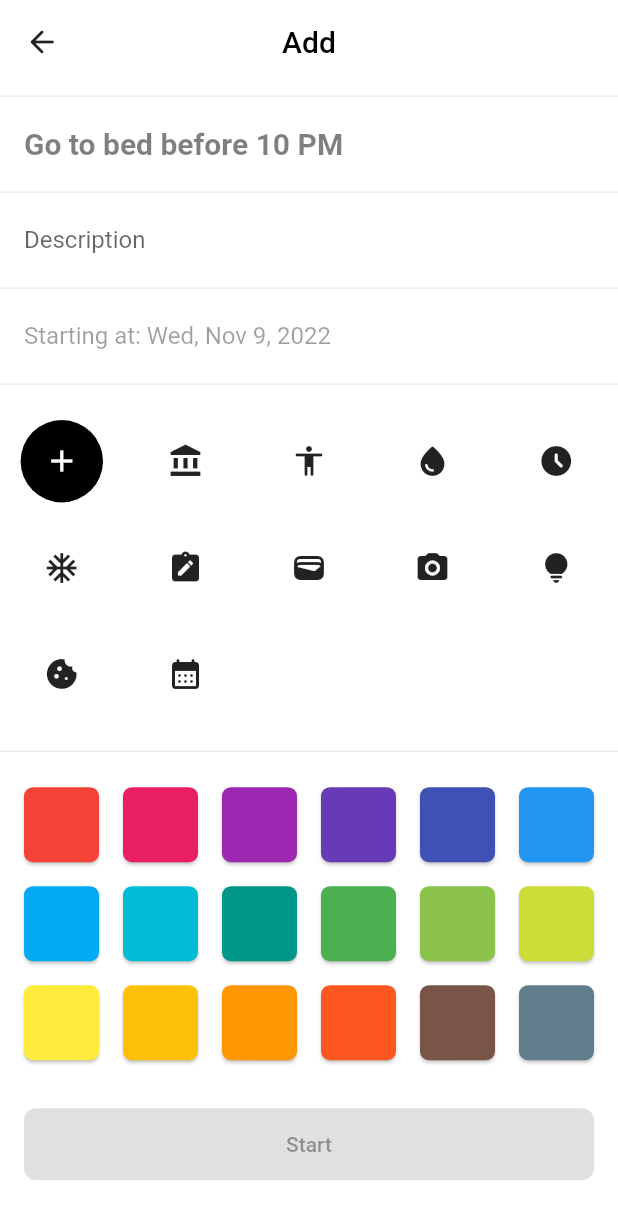
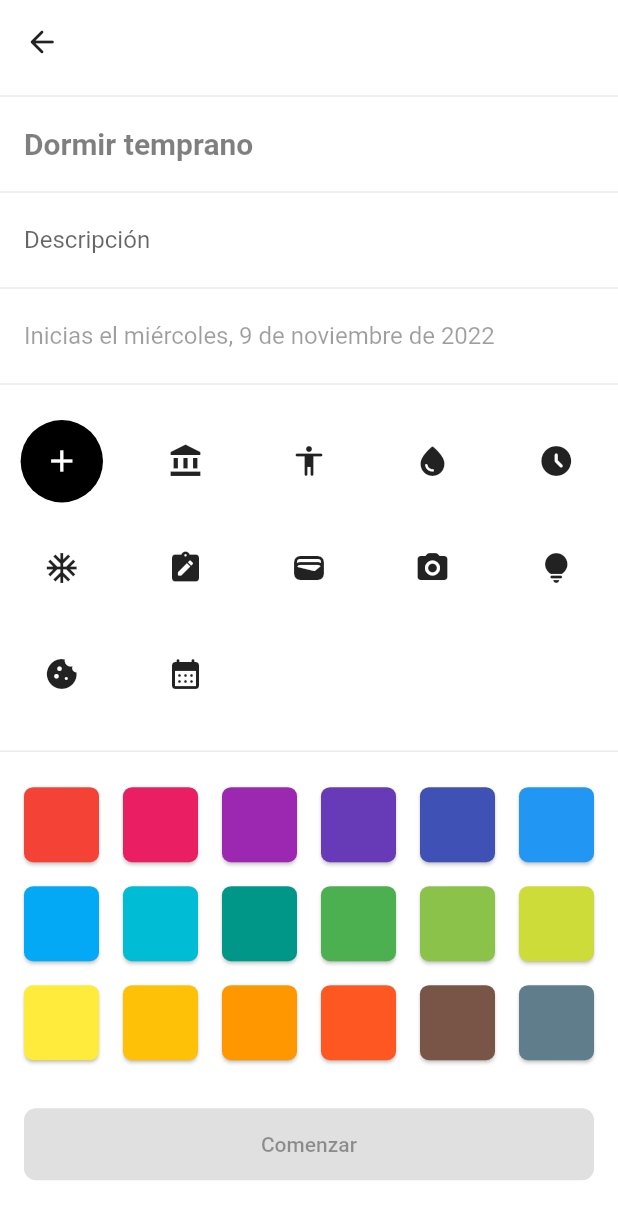
Before and after one commit to paolovalerdi/habit-tracker, a Flutter app: the screen it shows after launch, after a tap on the "add" icon, on a phone screen of 412 x 824 dp. Shown: the top 1219 px of the screen. Run offline on Flutter 3.47's test engine with Material 2 defaults, Android fonts, the phone set to English and light mode, and no system bars; our stand-ins replace flutter_hooks, flutter_riverpod, hooks_riverpod.

Commit message:
Use spanish

```diff
--- a/lib/main.dart
+++ b/lib/main.dart
@@ -1,11 +1,14 @@
 import 'package:flutter/material.dart';
 import 'package:flutter_riverpod/flutter_riverpod.dart';
 import 'package:habit_tracker/ui/home/home.dart';
+import 'package:intl/date_symbol_data_local.dart';
 
-void main() {
+void main() async {
+  WidgetsFlutterBinding.ensureInitialized();
+  await initializeDateFormatting();
   runApp(
-    ProviderScope(
-      child: const HabitTrackerApp(),
+    const ProviderScope(
+      child: HabitTrackerApp(),
     ),
   );
 }
--- a/lib/ui/add_habit_page.dart
+++ b/lib/ui/add_habit_page.dart
@@ -28,7 +28,6 @@ class AddHabitPage extends StatelessWidget {
           icon: const Icon(Icons.arrow_back_rounded),
           onPressed: Navigator.of(context).maybePop,
         ),
-        title: const Text('Add'),
       ),
       body: _Content(),
     );
@@ -48,7 +47,7 @@ class _Content extends HookConsumerWidget {
     final title = useTextEditingController();
     final description = useTextEditingController();
     final startDate = useTextEditingController(
-      text: 'Starting at: ${DateFormat.yMMMEd().format(DateTime.now())}',
+      text: 'Inicias el ${DateFormat.yMMMMEEEEd("es").format(DateTime.now())}',
     );
     final titleUpdate = useValueListenable(title);
     final descriptionUpdate = useValueListenable(description);
@@ -73,7 +72,7 @@ class _Content extends HookConsumerWidget {
           ),
           decoration: InputDecoration(
             border: InputBorder.none,
-            hintText: 'Go to bed before 10 PM',
+            hintText: 'Dormir temprano',
             hintStyle: style.headline6?.copyWith(
               color: Colors.black.withOpacity(0.5),
               fontWeight: FontWeight.bold,
@@ -88,7 +87,7 @@ class _Content extends HookConsumerWidget {
           controller: description,
           decoration: const InputDecoration(
             border: InputBorder.none,
-            hintText: 'Description',
+            hintText: 'Descripción',
             contentPadding: EdgeInsets.symmetric(
               horizontal: 16,
             ),
@@ -99,7 +98,6 @@ class _Content extends HookConsumerWidget {
           controller: startDate,
           decoration: const InputDecoration(
             border: InputBorder.none,
-            hintText: 'Description',
             enabled: false,
             contentPadding: EdgeInsets.symmetric(
               horizontal: 16,
@@ -222,7 +220,7 @@ class _Content extends HookConsumerWidget {
                     Navigator.of(context).maybePop();
                   }
                 : null,
-            child: const Text('Start'),
+            child: const Text('Comenzar'),
           ),
         ).toSliver(),
         SizedBox(height: padding.bottom + 16).toSliver(),
--- a/lib/ui/home/home.dart
+++ b/lib/ui/home/home.dart
@@ -14,7 +14,7 @@ class Home extends StatelessWidget {
     return Scaffold(
       extendBody: true,
       extendBodyBehindAppBar: true,
-      appBar: const Toolbar(title: Text('Home')),
+      appBar: const Toolbar(title: Text('Hábitos')),
       body: const _HabitsGrid(),
       floatingActionButton: FloatingActionButton(
         elevation: 0,
@@ -47,12 +47,13 @@ class _HabitsGrid extends HookConsumerWidget {
             mainAxisSize: MainAxisSize.min,
             children: [
               const Icon(
-                Icons.sentiment_dissatisfied_rounded,
+                Icons.sentiment_satisfied_alt_rounded,
                 size: 64,
               ),
               const SizedBox(height: 16),
               Text(
-                'Start creating new habits',
+                'Comienza a crear hábitos',
+                textAlign: TextAlign.center,
                 style: styles.headline6?.copyWith(
                   color: Colors.black,
                   fontWeight: FontWeight.bold,
@@ -60,12 +61,18 @@ class _HabitsGrid extends HookConsumerWidget {
               ),
               const SizedBox(height: 8),
               Text(
-                "There's some tips that may help you get started",
+                "Checa sstos consejos te podrían ayudar a comenzar",
+                textAlign: TextAlign.center,
                 style: styles.bodyText1
               ),
               const SizedBox(height: 24),
               TipCard(
                 tips: [
+                  "Recuerda que hacer ejercicio estimula tu mente y ayuda a oxigenar el cerebro",
+                  "Tomar descansos de 5 minutos después de una hora de trabajo puede ayudar a mantener tu concentración",
+                  "Realizar ejercicios de respiración pueden ayudar a mantener tu ritmo cardiaco, controlar los nervios y estimular la circulación de la sangre",
+                  "El realizar ejercicio con pesas ayuda a crear resistencia al azúcar y así evitar antojos",
+                  "Lo más importante al perder peso es un buen descanso, ya que se ha demostrado que mientras mas es el tiempo de descanso se reduce el hambre el estrés y mejora el estado de animo"
                   'Now that you have established a specific goal, it’s time to think about what will cue you to follow through. Scientists have proven that you’ll make more progress toward your goal if you decide not just what you’ll do, but when you’ll be cued to do it, as well as where you’ll do it and how you’ll get there.',
                   "When we set out to build a new habit, most of us overestimate our willpower and set a course for the most efficient path to achieving our end goal. Say you hope to get fit by exercising regularly – you’ll likely look for a workout that can generate quick results like grinding it out on a treadmill. But research has shown you’ll persist longer and ultimately achieve more if you instead focus on finding ways to make goal pursuit fun.",
                   "By the time we put a behavior on autopilot, a lot of us fall into fairly consistent routines, tending to exercise, study or take our medication at the same time of day and in the same place. But when you’re in the start-up phase of habit building, contrary to popular opinion, my research suggests it’s important to deliberately insert some variability into your routine.",
```
